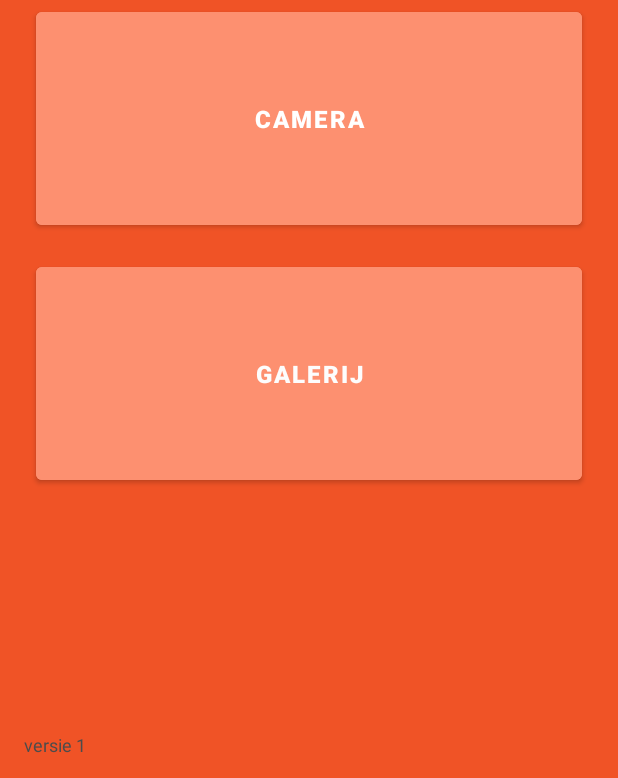
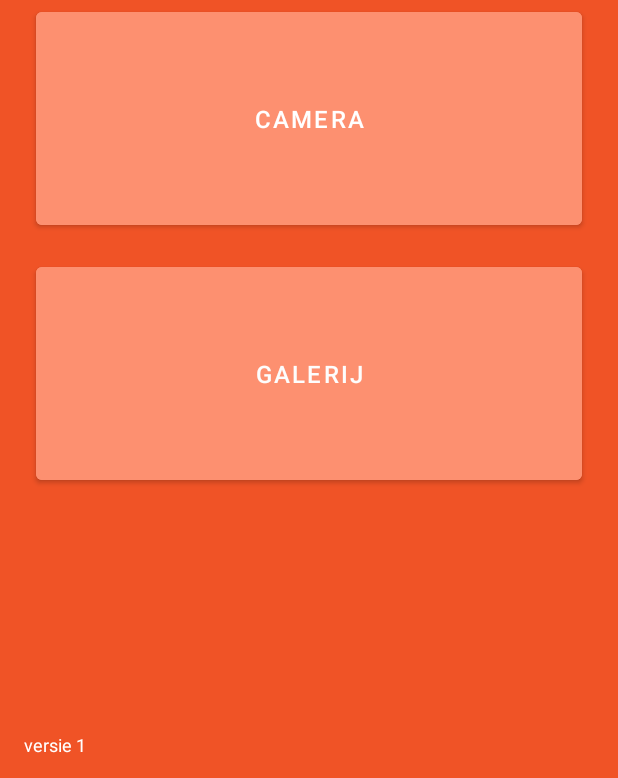
Before and after one commit to 1eam/Novi_Medewerker_vd_Maand_App, an Android app: the screen it shows after launch (MainActivity), on a phone screen of 412 x 824 dp. Shown: the part 455-1233 px from the top of the screen. Run offline under Robolectric (Android 15) with nearby library versions, the phone set to English and light mode, and no system bars; libraries missing offline, so code that uses them is left out: com.dsphotoeditor.sdk.

Commit message:
removed textbold

```diff
--- a/Novi Medewerker vd Maand App/app/src/main/res/layout/activity_main.xml
+++ b/Novi Medewerker vd Maand App/app/src/main/res/layout/activity_main.xml
@@ -30,7 +30,7 @@
         android:text="CAMERA"
         android:textColor="#FFFFFF"
         android:textSize="16sp"
-        android:textStyle="bold" />
+        android:textStyle="normal" />
 
     <Button
         android:id="@+id/openGalleryButton"
@@ -44,7 +44,7 @@
         android:text="GALERIJ"
         android:textColor="#FDFDFD"
         android:textSize="16sp"
-        android:textStyle="bold" />
+        android:textStyle="normal" />
 
     <Space
         android:layout_width="wrap_content"
@@ -57,7 +57,7 @@
         android:layout_height="wrap_content"
         android:gravity="left|start"
         android:text="versie 1"
-        android:textColor="#4C4C4C"
+        android:textColor="#FFFFFF"
         android:textSize="12sp" />
 
 </LinearLayout>
```
